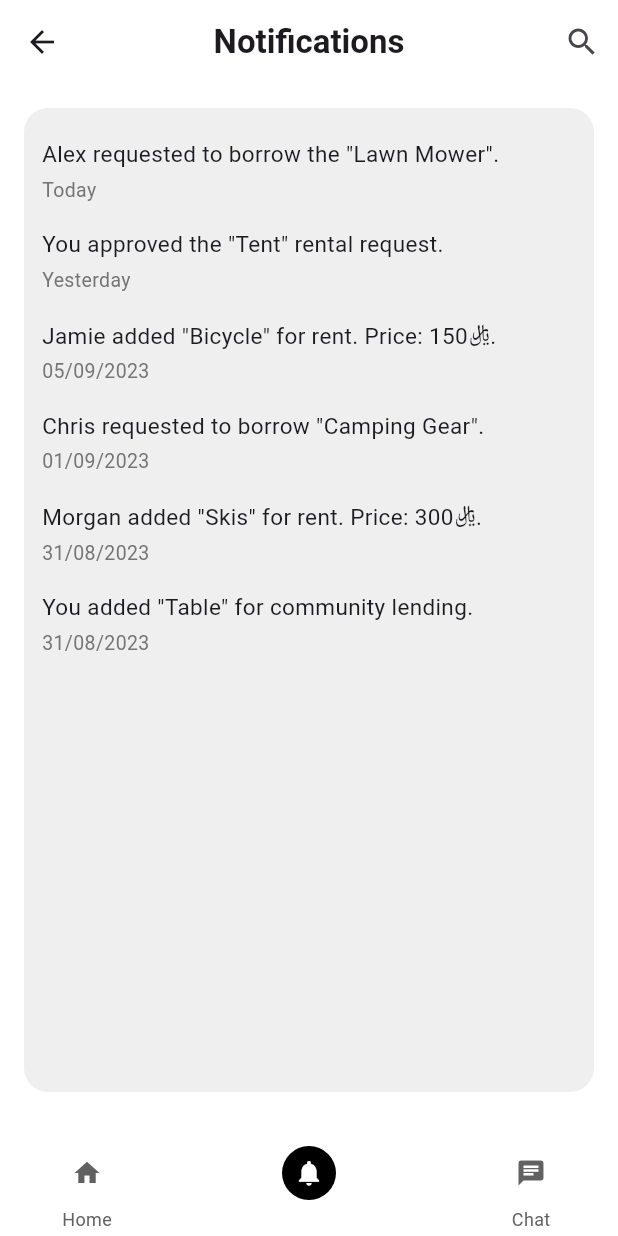
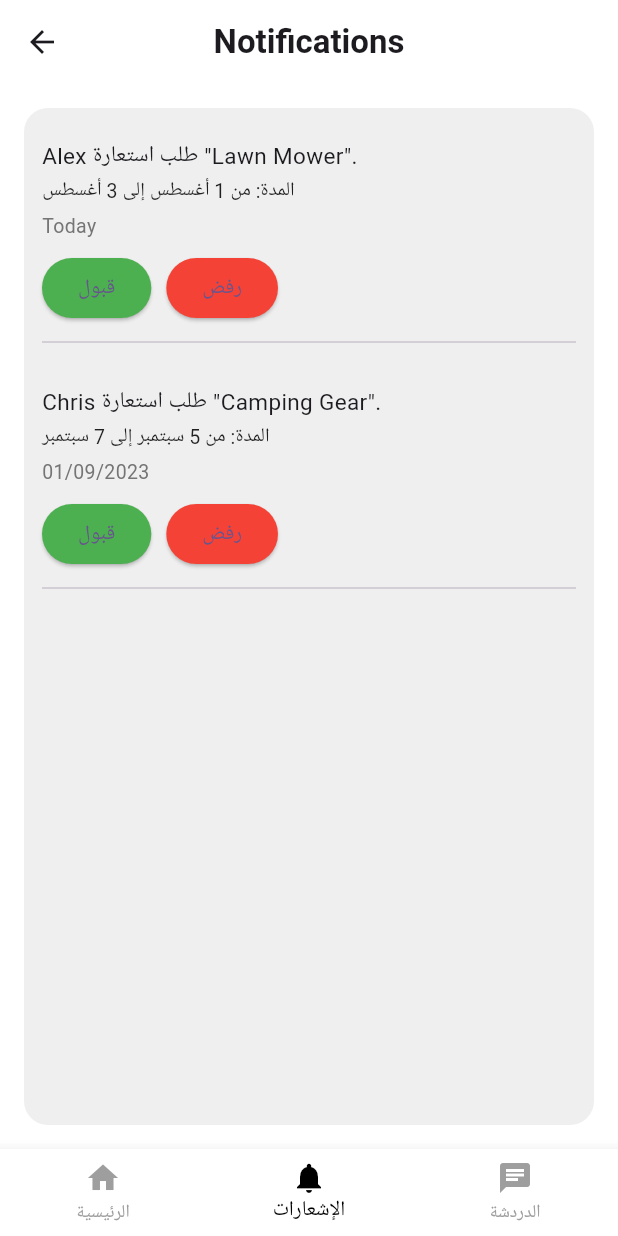
Before and after one commit to rilli-00/Dawwerha, a Flutter app: the NotificationsPage screen opened directly, on a phone screen of 412 x 824 dp. Run offline on Flutter 3.47's test engine with Material 3 defaults, Android fonts, the light colour scheme and no system bars; network calls fail.

Commit message:
30 jul apdate by reem

```diff
--- a/lib/screen/NotificationScreen.dart
+++ b/lib/screen/NotificationScreen.dart
@@ -1,4 +1,6 @@
 import 'package:flutter/material.dart';
+import 'package:dawwerha/screen/chatScreen.dart';
+import 'package:dawwerha/screen/homeScreen.dart';
 
 class NotificationsPage extends StatelessWidget {
   const NotificationsPage({super.key});
@@ -10,19 +12,13 @@ class NotificationsPage extends StatelessWidget {
       appBar: AppBar(
         leading: IconButton(
           icon: const Icon(Icons.arrow_back),
-          onPressed: () {},
+          onPressed: () => Navigator.pop(context),
         ),
         title: const Text(
           'Notifications',
           style: TextStyle(fontWeight: FontWeight.bold),
         ),
         centerTitle: true,
-        actions: [
-          IconButton(
-            icon: const Icon(Icons.search),
-            onPressed: () {},
-          ),
-        ],
         backgroundColor: Colors.white,
         elevation: 0,
       ),
@@ -35,115 +31,107 @@ class NotificationsPage extends StatelessWidget {
           ),
           child: ListView(
             padding: const EdgeInsets.all(12),
-            children: [
-              _notificationItem(
-                text: 'Alex requested to borrow the "Lawn Mower".',
+            children: const [
+              NotificationRequest(
+                name: 'Alex',
+                item: 'Lawn Mower',
                 date: 'Today',
+                duration: 'من 1 أغسطس إلى 3 أغسطس',
               ),
-              _notificationItem(
-                text: 'You approved the "Tent" rental request.',
-                date: 'Yesterday',
-              ),
-              _notificationItem(
-                text: 'Jamie added "Bicycle" for rent. Price: 150﷼.',
-                date: '05/09/2023',
-              ),
-              _notificationItem(
-                text: 'Chris requested to borrow "Camping Gear".',
+              NotificationRequest(
+                name: 'Chris',
+                item: 'Camping Gear',
                 date: '01/09/2023',
-              ),
-              _notificationItem(
-                text: 'Morgan added "Skis" for rent. Price: 300﷼.',
-                date: '31/08/2023',
-              ),
-              _notificationItem(
-                text: 'You added "Table" for community lending.',
-                date: '31/08/2023',
+                duration: 'من 5 سبتمبر إلى 7 سبتمبر',
               ),
             ],
           ),
         ),
       ),
-      bottomNavigationBar: BottomAppBar(
-        color: Colors.white,
-        elevation: 8,
-        child: Padding(
-          padding: const EdgeInsets.symmetric(horizontal: 24, vertical: 8),
-          child: Row(
-            mainAxisAlignment: MainAxisAlignment.spaceBetween,
-            children: [
-              _bottomNavItem(
-                icon: Icons.home,
-                label: 'Home',
-                onTap: () {},
-                isActive: false,
-              ),
-              _bottomNavItem(
-                icon: Icons.notifications,
-                label: 'Notifications',
-                onTap: () {},
-                isActive: true,
-              ),
-              _bottomNavItem(
-                icon: Icons.chat,
-                label: 'Chat',
-                onTap: () {},
-                isActive: false,
-              ),
-            ],
+      bottomNavigationBar: BottomNavigationBar(
+        backgroundColor: Colors.white,
+        selectedItemColor: Colors.black,
+        unselectedItemColor: Colors.grey,
+        currentIndex: 1,
+        onTap: (index) {
+          if (index == 0) {
+            Navigator.pushReplacement(
+              context,
+              MaterialPageRoute(builder: (_) => const HomeScreen()),
+            );
+          } else if (index == 2) {
+            Navigator.pushReplacement(
+              context,
+              MaterialPageRoute(builder: (_) => const ChatPage()),
+            );
+          }
+        },
+        items: const [
+          BottomNavigationBarItem(icon: Icon(Icons.home), label: 'الرئيسية'),
+          BottomNavigationBarItem(
+            icon: Icon(Icons.notifications),
+            label: 'الإشعارات',
           ),
-        ),
+          BottomNavigationBarItem(icon: Icon(Icons.chat), label: 'الدردشة'),
+        ],
       ),
     );
   }
+}
 
-  Widget _notificationItem({
-    required String text,
-    required String date,
-  }) {
+class NotificationRequest extends StatelessWidget {
+  final String name;
+  final String item;
+  final String date;
+  final String duration;
+
+  const NotificationRequest({
+    super.key,
+    required this.name,
+    required this.item,
+    required this.date,
+    required this.duration,
+  });
+
+  @override
+  Widget build(BuildContext context) {
     return Padding(
       padding: const EdgeInsets.symmetric(vertical: 8),
       child: Column(
         crossAxisAlignment: CrossAxisAlignment.start,
         children: [
-          Text(text, style: const TextStyle(fontSize: 15)),
-          const SizedBox(height: 4),
           Text(
-            date,
-            style: TextStyle(color: Colors.grey[600], fontSize: 13),
-          ),
-        ],
-      ),
-    );
-  }
-
-  Widget _bottomNavItem({
-    required IconData icon,
-    required String label,
-    required VoidCallback onTap,
-    required bool isActive,
-  }) {
-    final iconColor = isActive ? Colors.white : Colors.grey[700];
-    final bgColor = isActive ? Colors.black : Colors.transparent;
-
-    return InkWell(
-      onTap: onTap,
-      child: Column(
-        mainAxisSize: MainAxisSize.min,
-        children: [
-          Container(
-            decoration: BoxDecoration(
-              color: bgColor,
-              shape: BoxShape.circle,
-            ),
-            padding: const EdgeInsets.all(8),
-            child: Icon(icon, color: iconColor, size: 20),
+            '$name طلب استعارة "$item".',
+            style: const TextStyle(fontSize: 15),
           ),
           const SizedBox(height: 4),
           Text(
-            label,
-            style: TextStyle(fontSize: 12, color: iconColor),
+            'المدة: $duration',
+            style: const TextStyle(fontSize: 13, color: Colors.black87),
           ),
+          const SizedBox(height: 4),
+          Text(date, style: TextStyle(color: Colors.grey[600], fontSize: 13)),
+          const SizedBox(height: 8),
+          Row(
+            children: [
+              ElevatedButton(
+                onPressed: () {
+                  // قبول الطلب
+                },
+                style: ElevatedButton.styleFrom(backgroundColor: Colors.green),
+                child: const Text('قبول'),
+              ),
+              const SizedBox(width: 10),
+              ElevatedButton(
+                onPressed: () {
+                  // رفض الطلب
+                },
+                style: ElevatedButton.styleFrom(backgroundColor: Colors.red),
+                child: const Text('رفض'),
+              ),
+            ],
+          ),
+          const Divider(height: 24),
         ],
       ),
     );
--- a/lib/screen/homeScreen.dart
+++ b/lib/screen/homeScreen.dart
@@ -1,5 +1,5 @@
+import 'package:dawwerha/screen/NotificationScreen.dart';
 import 'package:dawwerha/screen/itemDetailsScreen.dart';
-import 'package:dawwerha/screen/NotificationScreen.dart';
 import 'package:dawwerha/screen/uploadItemScreen.dart';
 import 'package:dawwerha/screen/chatScreen.dart';
 import 'package:flutter/material.dart';
```
Also changed, not shown: lib/screen/chatScreen.dart (+41 -3 lines), lib/screen/uploadItemscreen.dart (+100 -65 lines).
